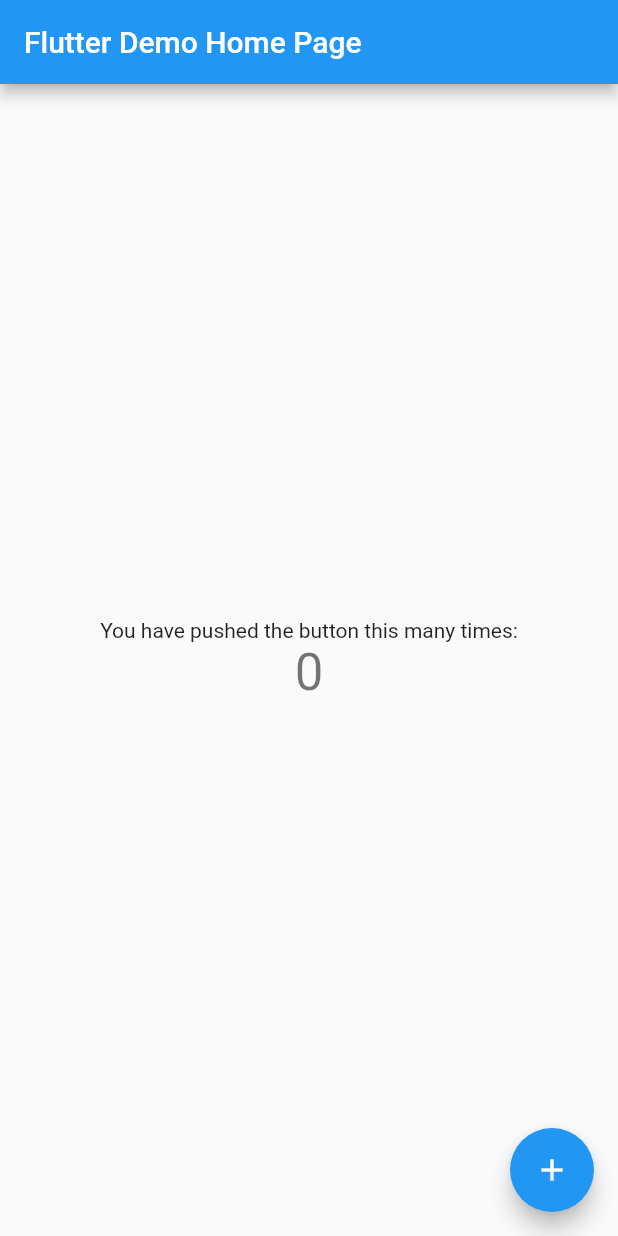
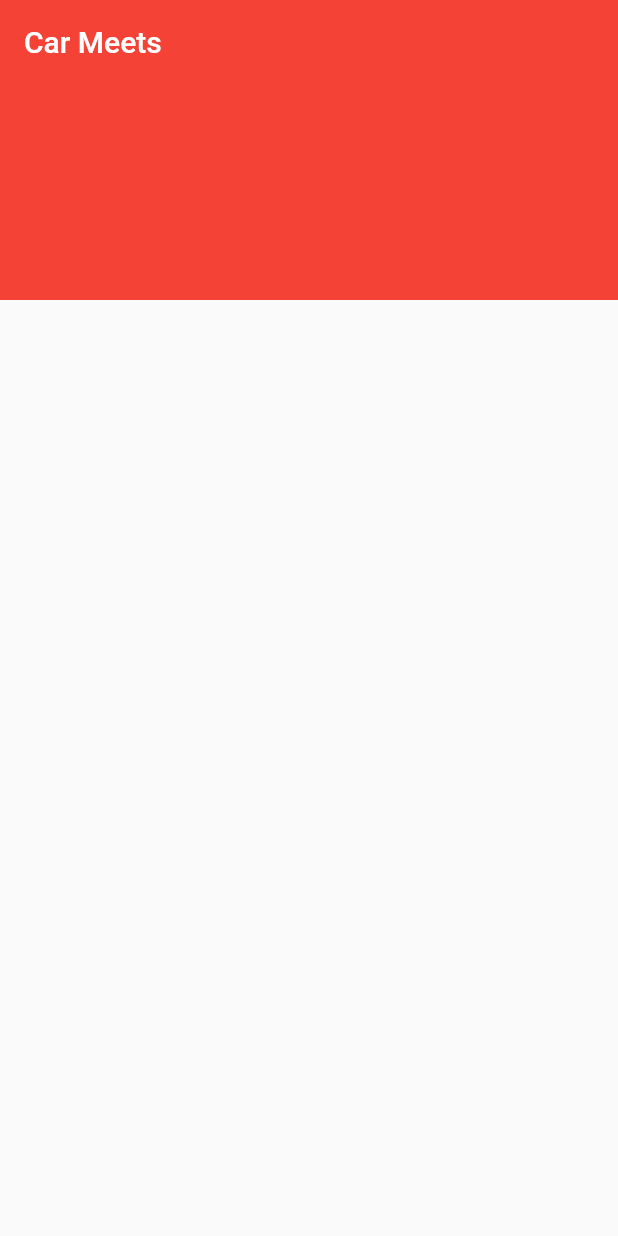
Before and after one commit to KenAsawa/CarMeets, a Flutter app: the screen it shows after launch, on a phone screen of 412 x 824 dp. Run offline on Flutter 3.47's test engine with Material 2 defaults, Android fonts, the phone set to English and light mode, and no system bars.

Commit message:
first commit

```diff
--- /dev/null
+++ b/lib/event_page_hero_image.dart
@@ -0,0 +1,8 @@
+import 'package:flutter/material.dart';
+
+class EventPageHeroImage extends StatelessWidget {
+  @override
+  Widget build(BuildContext context) {
+    return null;
+  }
+}
--- a/lib/main.dart
+++ b/lib/main.dart
@@ -9,16 +9,7 @@ class MyApp extends StatelessWidget {
     return MaterialApp(
       title: 'Flutter Demo',
       theme: ThemeData(
-        // This is the theme of your application.
-        //
-        // Try running your application with "flutter run". You'll see the
-        // application has a blue toolbar. Then, without quitting the app, try
-        // changing the primarySwatch below to Colors.green and then invoke
-        // "hot reload" (press "r" in the console where you ran "flutter run",
-        // or simply save your changes to "hot reload" in a Flutter IDE).
-        // Notice that the counter didn't reset back to zero; the application
-        // is not restarted.
-        primarySwatch: Colors.blue,
+        primarySwatch: Colors.red,
       ),
       home: MyHomePage(title: 'Flutter Demo Home Page'),
     );
@@ -27,15 +18,6 @@ class MyApp extends StatelessWidget {
 
 class MyHomePage extends StatefulWidget {
   MyHomePage({Key key, this.title}) : super(key: key);
-
-  // This widget is the home page of your application. It is stateful, meaning
-  // that it has a State object (defined below) that contains fields that affect
-  // how it looks.
-
-  // This class is the configuration for the state. It holds the values (in this
-  // case the title) provided by the parent (in this case the App widget) and
-  // used by the build method of the State. Fields in a Widget subclass are
-  // always marked "final".
 
   final String title;
 
@@ -48,64 +30,26 @@ class _MyHomePageState extends State<MyHomePage> {
 
   void _incrementCounter() {
     setState(() {
-      // This call to setState tells the Flutter framework that something has
-      // changed in this State, which causes it to rerun the build method below
-      // so that the display can reflect the updated values. If we changed
-      // _counter without calling setState(), then the build method would not be
-      // called again, and so nothing would appear to happen.
       _counter++;
     });
   }
 
   @override
   Widget build(BuildContext context) {
-    // This method is rerun every time setState is called, for instance as done
-    // by the _incrementCounter method above.
-    //
-    // The Flutter framework has been optimized to make rerunning build methods
-    // fast, so that you can just rebuild anything that needs updating rather
-    // than having to individually change instances of widgets.
     return Scaffold(
-      appBar: AppBar(
-        // Here we take the value from the MyHomePage object that was created by
-        // the App.build method, and use it to set our appbar title.
-        title: Text(widget.title),
-      ),
-      body: Center(
-        // Center is a layout widget. It takes a single child and positions it
-        // in the middle of the parent.
-        child: Column(
-          // Column is also layout widget. It takes a list of children and
-          // arranges them vertically. By default, it sizes itself to fit its
-          // children horizontally, and tries to be as tall as its parent.
-          //
-          // Invoke "debug painting" (press "p" in the console, choose the
-          // "Toggle Debug Paint" action from the Flutter Inspector in Android
-          // Studio, or the "Toggle Debug Paint" command in Visual Studio Code)
-          // to see the wireframe for each widget.
-          //
-          // Column has various properties to control how it sizes itself and
-          // how it positions its children. Here we use mainAxisAlignment to
-          // center the children vertically; the main axis here is the vertical
-          // axis because Columns are vertical (the cross axis would be
-          // horizontal).
-          mainAxisAlignment: MainAxisAlignment.center,
-          children: <Widget>[
-            Text(
-              'You have pushed the button this many times:',
+      body: NestedScrollView(
+        headerSliverBuilder: (BuildContext context, bool innerBoxIsScrolled) {
+          return [
+            SliverAppBar(
+              title: Text("Car Meets"),
+              expandedHeight: 200,
             ),
-            Text(
-              '$_counter',
-              style: Theme.of(context).textTheme.display1,
-            ),
-          ],
+          ];
+        },
+        body: Container(
+          height: 150,
         ),
       ),
-      floatingActionButton: FloatingActionButton(
-        onPressed: _incrementCounter,
-        tooltip: 'Increment',
-        child: Icon(Icons.add),
-      ), // This trailing comma makes auto-formatting nicer for build methods.
     );
   }
 }
```
Also changed, not shown: 1 other file.
